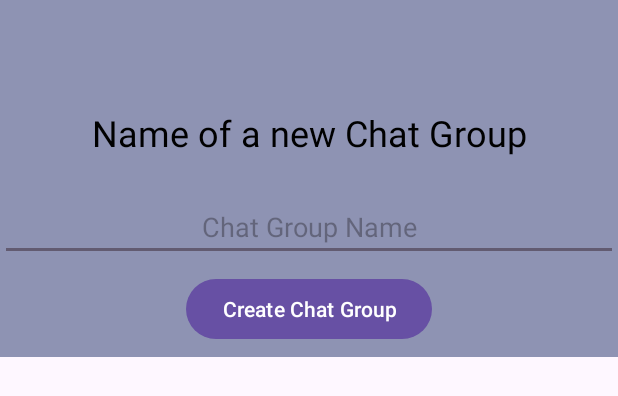
After one commit to LuisChore/android_firebase, an Android app: the layout dialog_layout.xml on its own in the app's theme, with its tools: preview values and no code run, on a phone screen of 412 x 824 dp. The commit adds this screen. Shown: the top 396 px of the screen. Run offline under Robolectric (Android 15) with nearby library versions, the phone set to English and light mode, and no system bars.

Commit message:
Chat App

```diff
--- a/03ChatApp/app/src/main/AndroidManifest.xml
+++ b/03ChatApp/app/src/main/AndroidManifest.xml
@@ -15,6 +15,9 @@
         android:theme="@style/Theme.ChatApp"
         tools:targetApi="31">
         <activity
+            android:name=".view.ChatActivity"
+            android:exported="false" />
+        <activity
             android:name=".view.GroupsActivity"
             android:exported="false" />
         <activity
--- /dev/null
+++ b/03ChatApp/app/src/main/res/drawable/icon_add.xml
@@ -0,0 +1,5 @@
+<vector android:height="24dp" android:tint="#000000"
+    android:viewportHeight="24" android:viewportWidth="24"
+    android:width="24dp" xmlns:android="http://schemas.android.com/apk/res/android">
+    <path android:fillColor="@android:color/white" android:pathData="M19,13h-6v6h-2v-6H5v-2h6V5h2v6h6v2z"/>
+</vector>
--- /dev/null
+++ b/03ChatApp/app/src/main/res/drawable/regular_buttom.xml
@@ -0,0 +1,5 @@
+<?xml version="1.0" encoding="utf-8"?>
+<shape xmlns:android="http://schemas.android.com/apk/res/android">
+    <solid android:color="#504C55" />
+    <corners android:radius="10dp" />
+</shape>
--- /dev/null
+++ b/03ChatApp/app/src/main/res/layout/dialog_layout.xml
@@ -0,0 +1,54 @@
+<?xml version="1.0" encoding="utf-8"?>
+
+<layout xmlns:app="http://schemas.android.com/apk/res-auto"
+    xmlns:tools="http://schemas.android.com/tools"
+    xmlns:android="http://schemas.android.com/apk/res/android">
+
+    <androidx.constraintlayout.widget.ConstraintLayout
+        android:layout_width="match_parent"
+        android:background="#8E93B3"
+        android:layout_height="wrap_content">
+
+
+        <TextView
+            android:id="@+id/groupNameTextView"
+            android:layout_width="0dp"
+            android:layout_height="wrap_content"
+            android:layout_marginTop="72dp"
+            android:gravity="center"
+            android:text="Name of a new Chat Group"
+            android:textColor="@color/black"
+            android:textSize="24sp"
+            app:layout_constraintEnd_toEndOf="parent"
+            app:layout_constraintHorizontal_bias="0.0"
+            app:layout_constraintStart_toStartOf="parent"
+            app:layout_constraintTop_toTopOf="parent" />
+
+        <EditText
+            android:id="@+id/groupNameEditText"
+            android:layout_width="match_parent"
+            android:layout_height="wrap_content"
+            android:textColor="@color/black"
+            android:layout_marginTop="24dp"
+            android:gravity="center"
+            android:hint="Chat Group Name"
+            android:textSize="18sp"
+            app:layout_constraintTop_toBottomOf="@+id/groupNameTextView"
+            tools:layout_editor_absoluteX="0dp" />
+
+        <Button
+            android:id="@+id/submitGroupButton"
+            android:layout_width="wrap_content"
+            android:layout_height="wrap_content"
+            android:layout_marginTop="32dp"
+            android:text="Create Chat Group"
+            app:layout_constraintBottom_toBottomOf="parent"
+            app:layout_constraintEnd_toEndOf="parent"
+            android:layout_margin="8dp"
+            app:layout_constraintStart_toStartOf="parent"
+            app:layout_constraintTop_toBottomOf="@+id/groupNameEditText"
+            app:layout_constraintVertical_bias="0.0" />
+
+
+    </androidx.constraintlayout.widget.ConstraintLayout>
+</layout>
--- a/03ChatApp/app/src/main/res/layout/item_card.xml
+++ b/03ChatApp/app/src/main/res/layout/item_card.xml
@@ -9,8 +9,9 @@
     </data>
     <androidx.cardview.widget.CardView
         android:layout_width="match_parent"
+        android:background="#878C9C"
         android:layout_height="wrap_content"
-        app:cardCornerRadius="10dp"
+        app:cardCornerRadius="25dp"
         android:layout_margin="16dp">
 
         <androidx.constraintlayout.widget.ConstraintLayout
```
Also changed, not shown: 03ChatApp/app/src/main/java/com/luischore/chatapp/adapters/ChatAdapter.java (added, +60 -0 lines), 03ChatApp/app/src/main/java/com/luischore/chatapp/adapters/GroupAdapter.java (+6 -1 lines), 03ChatApp/app/src/main/java/com/luischore/chatapp/model/ChatMessage.java (added, +68 -0 lines), 03ChatApp/app/src/main/java/com/luischore/chatapp/repository/Repository.java (+44 -1 lines), 03ChatApp/app/src/main/java/com/luischore/chatapp/view/ChatActivity.java (added, +79 -0 lines), 03ChatApp/app/src/main/java/com/luischore/chatapp/view/GroupsActivity.java (+34 -0 lines), 03ChatApp/app/src/main/java/com/luischore/chatapp/viewmodel/MyViewModel.java (+11 -0 lines), 03ChatApp/app/src/main/res/drawable/left_node_bg.xml (added, +13 -0 lines), 03ChatApp/app/src/main/res/drawable/right_node_bg.xml (added, +10 -0 lines), 03ChatApp/app/src/main/res/layout/activity_chat.xml (added, +61 -0 lines), 03ChatApp/app/src/main/res/layout/activity_groups.xml (+11 -0 lines), 03ChatApp/app/src/main/res/layout/row_chat.xml (added, +75 -0 lines).
